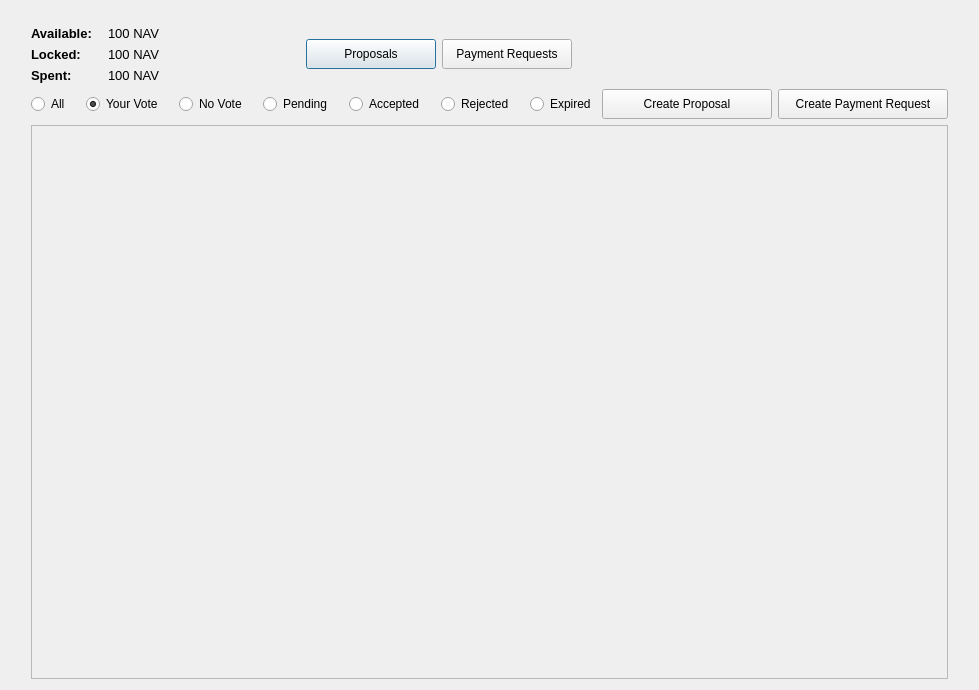
Above: src/qt/forms/communityfundpage.ui from navcoin/navcoin-core before the change. Below: the same form after it.
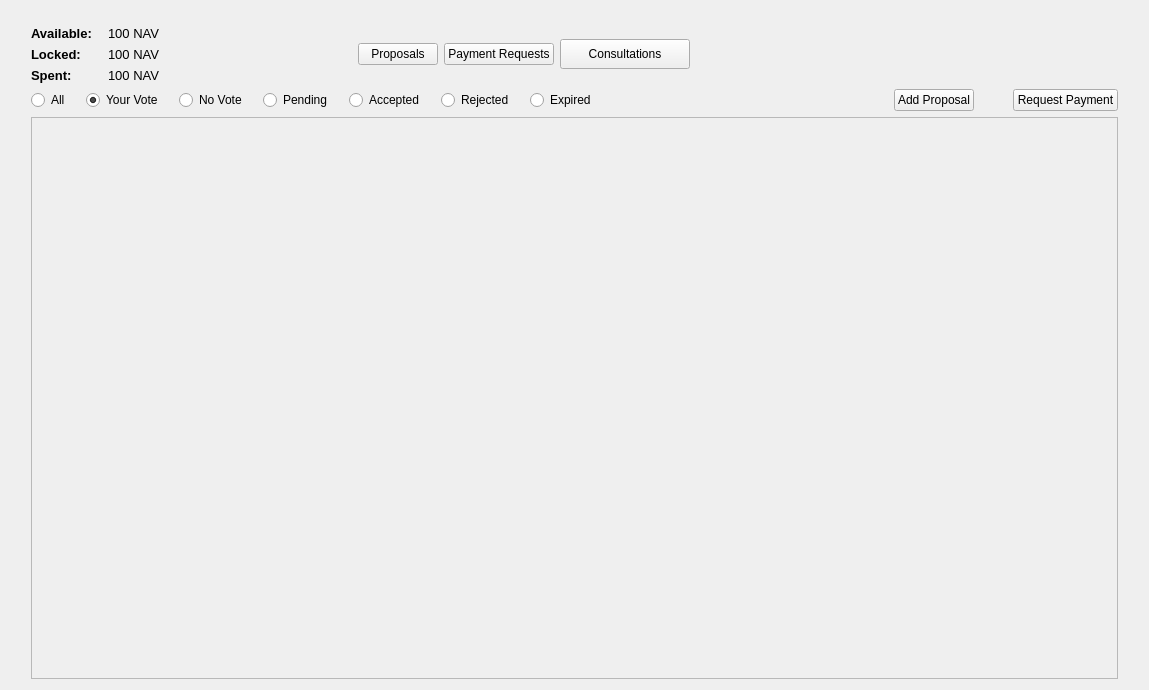
That is the form after the change.

Patch:
```diff
--- a/src/qt/forms/communityfundpage.ui
+++ b/src/qt/forms/communityfundpage.ui
@@ -6,7 +6,7 @@
    <rect>
     <x>0</x>
     <y>0</y>
-    <width>979</width>
+    <width>1149</width>
     <height>690</height>
    </rect>
   </property>
@@ -208,57 +208,37 @@
          </item>
          <item>
           <widget class="QPushButton" name="pushButtonProposals">
-           <property name="minimumSize">
-            <size>
-             <width>130</width>
-             <height>30</height>
-            </size>
-           </property>
-           <property name="maximumSize">
-            <size>
-             <width>130</width>
-             <height>30</height>
-            </size>
-           </property>
            <property name="text">
             <string>Proposals</string>
            </property>
-           <property name="iconSize">
-            <size>
-             <width>35</width>
-             <height>16</height>
-            </size>
-           </property>
-           <property name="autoDefault">
-            <bool>false</bool>
-           </property>
-           <property name="default">
-            <bool>true</bool>
-           </property>
-           <property name="flat">
-            <bool>false</bool>
-           </property>
           </widget>
          </item>
          <item>
           <widget class="QPushButton" name="pushButtonPaymentRequests">
-           <property name="minimumSize">
-            <size>
-             <width>130</width>
-             <height>30</height>
-            </size>
-           </property>
-           <property name="maximumSize">
-            <size>
-             <width>130</width>
-             <height>30</height>
-            </size>
-           </property>
            <property name="text">
             <string>Payment Requests</string>
            </property>
           </widget>
          </item>
+         <item>
+          <widget class="QPushButton" name="pushButtonConsultations">
+           <property name="minimumSize">
+            <size>
+             <width>130</width>
+             <height>30</height>
+            </size>
+           </property>
+           <property name="maximumSize">
+            <size>
+             <width>130</width>
+             <height>30</height>
+            </size>
+           </property>
+           <property name="text">
+            <string>Consultations</string>
+           </property>
+          </widget>
+         </item>
          <item>
           <spacer name="horizontalSpacer_10">
            <property name="orientation">
@@ -536,20 +516,8 @@
          </item>
          <item>
           <widget class="QPushButton" name="pushButtonCreateProposal">
-           <property name="minimumSize">
-            <size>
-             <width>170</width>
-             <height>30</height>
-            </size>
-           </property>
-           <property name="maximumSize">
-            <size>
-             <width>16777215</width>
-             <height>30</height>
-            </size>
-           </property>
            <property name="text">
-            <string>Create Proposal</string>
+            <string>Add Proposal</string>
            </property>
           </widget>
          </item>
@@ -568,20 +536,8 @@
          </item>
          <item>
           <widget class="QPushButton" name="pushButtonCreatePaymentRequest">
-           <property name="minimumSize">
-            <size>
-             <width>170</width>
-             <height>30</height>
-            </size>
-           </property>
-           <property name="maximumSize">
-            <size>
-             <width>16777215</width>
-             <height>30</height>
-            </size>
-           </property>
            <property name="text">
-            <string>Create Payment Request</string>
+            <string>Request Payment</string>
            </property>
           </widget>
          </item>
@@ -597,8 +553,8 @@
            <rect>
             <x>0</x>
             <y>0</y>
-            <width>903</width>
-            <height>534</height>
+            <width>1059</width>
+            <height>517</height>
            </rect>
           </property>
           <property name="sizePolicy">
```
